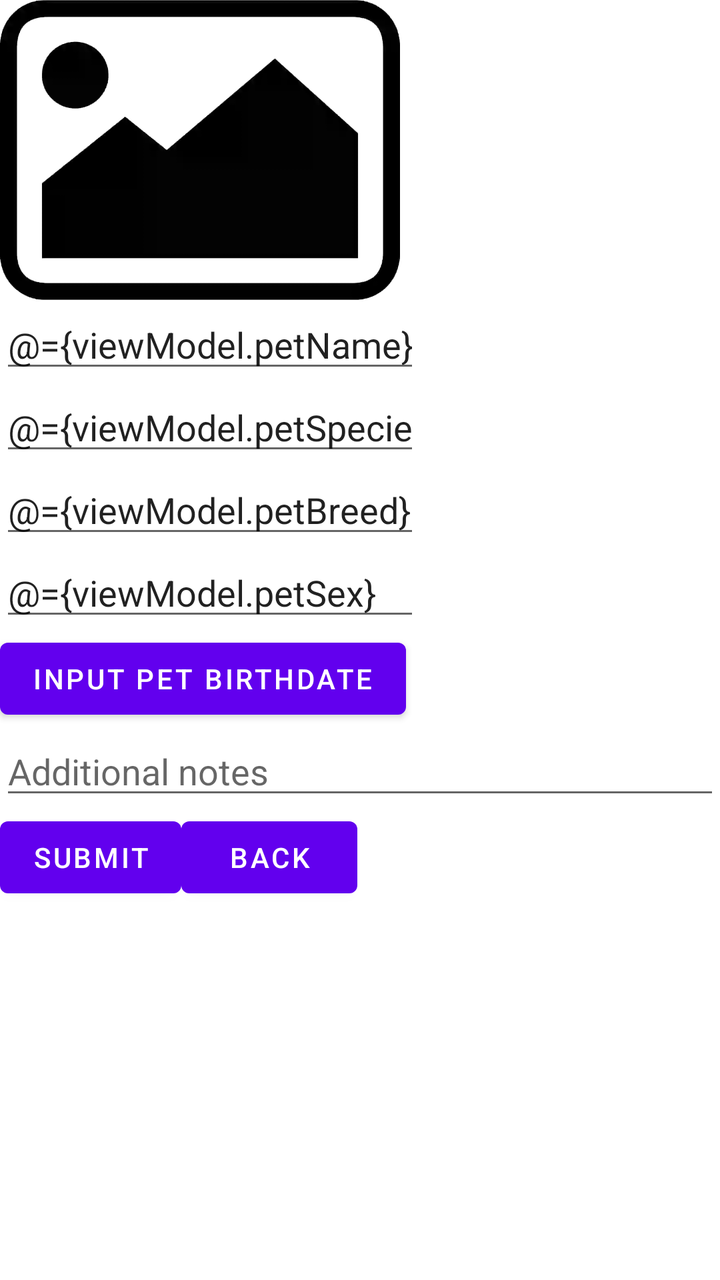
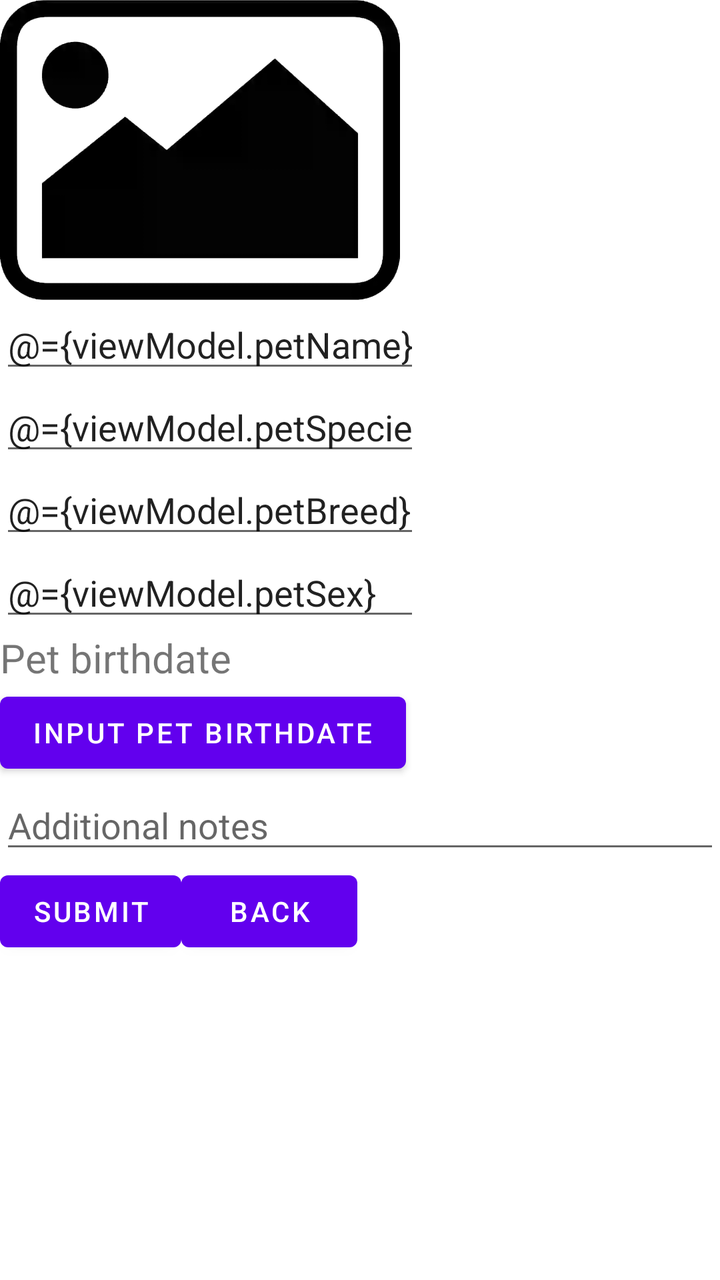

The first picture is an Android layout as it rendered before a commit; the second is the same layout after the commit. The layout source and the unified diff follow.
<!-- AndroidManifest.xml: application theme Theme.GuineaPigLog -->
<!-- res/layout/fragment_new_pet.xml -->
<?xml version="1.0" encoding="utf-8"?>
<layout
    xmlns:android="http://schemas.android.com/apk/res/android"
    xmlns:app="http://schemas.android.com/apk/res-auto"
    xmlns:tools="http://schemas.android.com/tools"
    tools:context=".NewPetFragment">
    <data>
        <variable
            name="viewModel"
            type="com.hfad.guineapiglog.NewPetViewModel" />
    </data>

    <ScrollView
        android:layout_width="match_parent"
        android:layout_height="match_parent"
        android:fillViewport="true">
        <LinearLayout
            android:layout_width="match_parent"
            android:layout_height="match_parent"
            android:orientation="vertical">

            <ImageView
                android:id="@+id/petPhoto"
                android:layout_width="wrap_content"
                android:layout_height="wrap_content"
                android:adjustViewBounds="true"
                android:maxWidth="200dp"
                android:scaleType="fitCenter"
                app:srcCompat="@drawable/placeholder" />

            <EditText
                android:id="@+id/petName"
                android:layout_width="wrap_content"
                android:layout_height="wrap_content"
                android:ems="10"
                android:inputType="text"
                android:text="@={viewModel.petName}"
                android:hint="@string/pet_name_field"/>

            <EditText
                android:id="@+id/petSpecies"
                android:layout_width="wrap_content"
                android:layout_height="wrap_content"
                android:ems="10"
                android:inputType="text"
                android:text="@={viewModel.petSpecies}"
                android:hint="@string/pet_species_field"/>

            <EditText
                android:id="@+id/petBreed"
                android:layout_width="wrap_content"
                android:layout_height="wrap_content"
                android:ems="10"
                android:inputType="text"
                android:text="@={viewModel.petBreed}"
                android:hint="@string/pet_breed_field"/>

            <EditText
                android:id="@+id/petSex"
                android:layout_width="wrap_content"
                android:layout_height="wrap_content"
                android:ems="10"
                android:inputType="text"
                android:text="@={viewModel.petSex}"
                android:hint="@string/pet_sex_field"/>


            <Button
                android:id="@+id/inputDOBButton"
                android:layout_width="wrap_content"
                android:layout_height="wrap_content"
                android:text="@string/input_pet_dob" />

            <EditText
                android:id="@+id/additionalNotes"
                android:layout_width="match_parent"
                android:layout_height="wrap_content"
                android:ems="10"
                android:inputType="text"
                android:hint="@string/pet_additional_notes"/>

            <LinearLayout
                android:layout_width="match_parent"
                android:layout_height="wrap_content"
                android:orientation="horizontal">

                <Button
                    android:id="@+id/submit"
                    android:layout_width="wrap_content"
                    android:layout_height="wrap_content"
                    android:text="@string/submit"
                    android:onClick="@{() -> viewModel.addPet()}"/>

                <Button
                    android:id="@+id/back"
                    android:layout_width="wrap_content"
                    android:layout_height="wrap_content"
                    android:text="@string/back" />
            </LinearLayout>
        </LinearLayout>
    </ScrollView>
</layout>
<!-- resources referenced by this layout -->
<resources>
  <!-- drawable placeholder: webp bitmap (drawable, 5256 bytes) -->
  <string name="back">Back</string>
  <string name="input_pet_dob">Input pet birthdate</string>
  <string name="pet_additional_notes">Additional notes</string>
  <string name="pet_breed_field">Write pet breed here</string>
  <string name="pet_name_field">Write pet name here</string>
  <string name="pet_sex_field">Put pet sex here</string>
  <string name="pet_species_field">Write pet species here</string>
  <string name="submit">Submit</string>
  <style name="Theme.GuineaPigLog" parent="Theme.MaterialComponents.DayNight.DarkActionBar">
          
          <item name="colorPrimary">@color/purple_500</item>
          <item name="colorPrimaryVariant">@color/purple_700</item>
          <item name="colorOnPrimary">@color/white</item>
          
          <item name="colorSecondary">@color/teal_200</item>
          <item name="colorSecondaryVariant">@color/teal_700</item>
          <item name="colorOnSecondary">@color/black</item>
          
          <item name="android:statusBarColor" tools:targetApi="l">?attr/colorPrimaryVariant</item>
          
      </style>
  <color name="purple_500">#FF6200EE</color>
  <color name="purple_700">#FF3700B3</color>
  <color name="white">#FFFFFFFF</color>
  <color name="teal_200">#FF03DAC5</color>
  <color name="teal_700">#FF018786</color>
  <color name="black">#FF000000</color>
</resources>

<!-- the commit's change to res/layout/fragment_new_pet.xml (unified diff, before → after) -->
@@ -64,6 +64,12 @@
                 android:text="@={viewModel.petSex}"
                 android:hint="@string/pet_sex_field"/>
 
+            <TextView
+                android:id="@+id/petBirthDate"
+                android:layout_width="wrap_content"
+                android:layout_height="wrap_content"
+                android:textSize="20dp"
+                android:text="@string/pet_birthdate"/>
 
             <Button
                 android:id="@+id/inputDOBButton"
<!-- resource entries referenced after the edit -->
@@ -4,6 +4,7 @@
   <string name="back">Back</string>
   <string name="input_pet_dob">Input pet birthdate</string>
   <string name="pet_additional_notes">Additional notes</string>
+  <string name="pet_birthdate">Pet birthdate</string>
   <string name="pet_breed_field">Write pet breed here</string>
   <string name="pet_name_field">Write pet name here</string>
   <string name="pet_sex_field">Put pet sex here</string>
